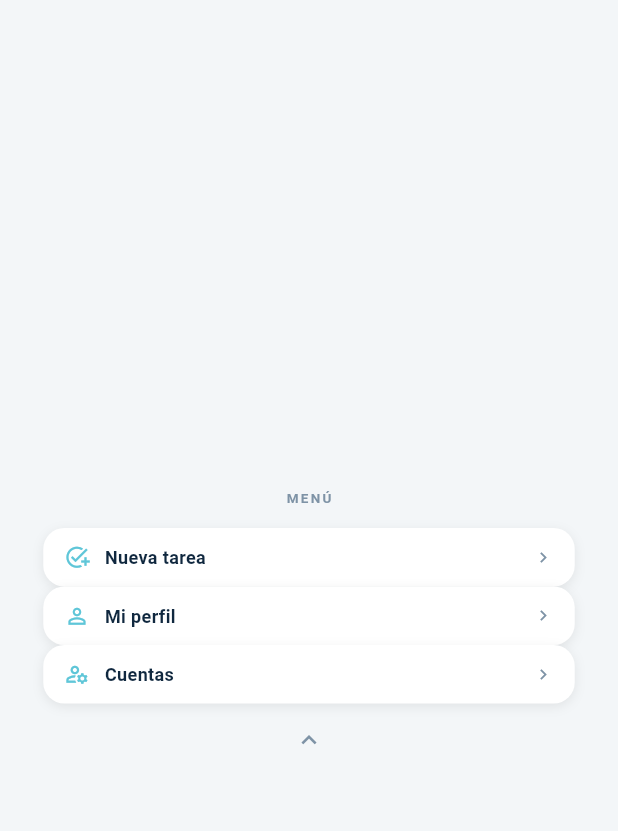
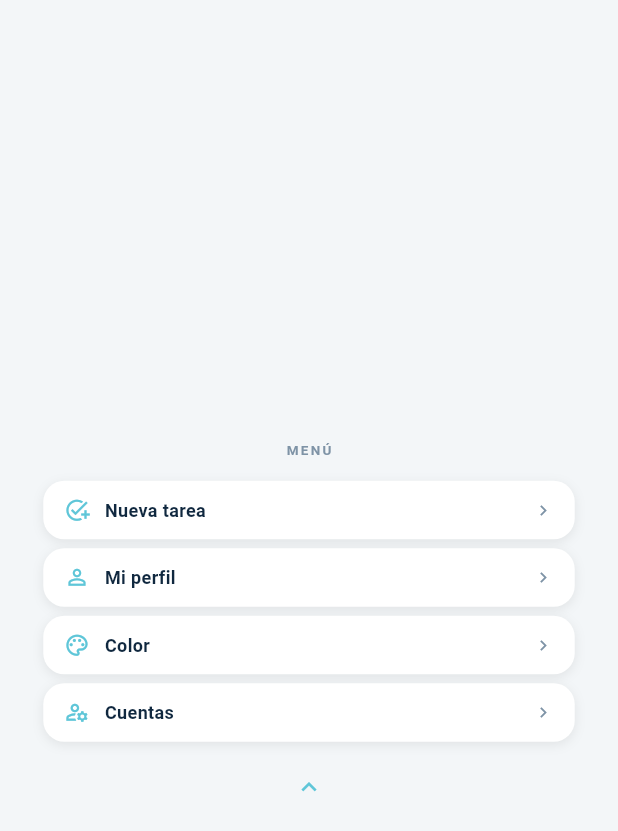
Before and after one commit to cynthia21r0/OrganizadorTareasWear, a Flutter app: the WearMenuScreen screen opened directly, on a phone screen of 412 x 824 dp. Shown: the top 831 px of the screen. Run offline on Flutter 3.47's test engine with Material 3 defaults, Android fonts, the phone set to English and light mode, and no system bars; our stand-ins replace dio, flutter_local_notifications, shared_preferences; accounts and stored records are empty; network calls fail.

Commit message:
add: Implementación de prueba para personalización del sistema

```diff
--- a/lib/main.dart
+++ b/lib/main.dart
@@ -1,16 +1,37 @@
 import 'package:flutter/material.dart';
 import 'screens/wear_splash_screen.dart';
 import 'theme/wear_colors.dart';
+import 'theme/wear_theme.dart';
 
-void main() {
-  runApp(const HomeTasksWearApp());
+void main() async {
+  WidgetsFlutterBinding.ensureInitialized();
+
+  // Cargar paleta guardada antes de mostrar cualquier UI
+  final controller = WearThemeController();
+  await controller.load();
+
+  runApp(HomeTasksWearApp(themeController: controller));
 }
 
 class HomeTasksWearApp extends StatelessWidget {
-  const HomeTasksWearApp({super.key});
+  final WearThemeController themeController;
+  const HomeTasksWearApp({super.key, required this.themeController});
 
   @override
   Widget build(BuildContext context) {
+    return WearThemeProvider(
+      controller: themeController,
+      child: const _AppRoot(),
+    );
+  }
+}
+
+class _AppRoot extends StatelessWidget {
+  const _AppRoot();
+
+  @override
+  Widget build(BuildContext context) {
+    final primary = WearTheme.primary(context);
     return MaterialApp(
       title: 'HomeTasks Wear',
       debugShowCheckedModeBanner: false,
@@ -19,8 +40,8 @@ class HomeTasksWearApp extends StatelessWidget {
         scaffoldBackgroundColor: WearColors.background,
         fontFamily: 'Roboto',
         colorScheme: ColorScheme.fromSeed(
-          seedColor: WearColors.headerTeal,
-          primary: WearColors.headerTeal,
+          seedColor: primary,
+          primary: primary,
         ),
       ),
       home: const WearSplashScreen(),
--- a/lib/screens/wear_menu_screen.dart
+++ b/lib/screens/wear_menu_screen.dart
@@ -1,8 +1,10 @@
 import 'package:flutter/material.dart';
 import '../theme/wear_colors.dart';
+import '../theme/wear_theme.dart';
 import '../utils/screen_utils.dart';
 import 'wear_account_screen.dart';
 import 'wear_add_task_screen.dart';
+import 'wear_color_picker_screen.dart';
 import 'wear_edit_profile_screen.dart';
 
 class WearMenuScreen extends StatelessWidget {
@@ -12,6 +14,7 @@ class WearMenuScreen extends StatelessWidget {
   Widget build(BuildContext context) {
     final hPad = safeHorizontalPadding(context);
     final isRound = isLikelyRoundWatch(context);
+    final primary = WearTheme.primary(context);
 
     return Scaffold(
       backgroundColor: WearColors.background,
@@ -35,6 +38,7 @@ class WearMenuScreen extends StatelessWidget {
               _MenuItem(
                 icon: Icons.add_task,
                 label: 'Nueva tarea',
+                primary: primary,
                 onTap: () => Navigator.of(context).push(
                   MaterialPageRoute(
                       builder: (_) => const WearAddTaskScreen()),
@@ -43,26 +47,36 @@ class WearMenuScreen extends StatelessWidget {
               _MenuItem(
                 icon: Icons.person_outline,
                 label: 'Mi perfil',
+                primary: primary,
                 onTap: () => Navigator.of(context).push(
                   MaterialPageRoute(
                       builder: (_) => const WearEditProfileScreen()),
                 ),
               ),
               _MenuItem(
+                icon: Icons.palette_outlined,
+                label: 'Color',
+                primary: primary,
+                onTap: () => Navigator.of(context).push(
+                  MaterialPageRoute(
+                      builder: (_) => const WearColorPickerScreen()),
+                ),
+              ),
+              _MenuItem(
                 icon: Icons.manage_accounts_outlined,
                 label: 'Cuentas',
+                primary: primary,
                 onTap: () => Navigator.of(context).push(
                   MaterialPageRoute(
                       builder: (_) => const WearAccountScreen()),
                 ),
               ),
-              // Agrega más _MenuItem aquí para futuras opciones
               const SizedBox(height: 14),
               GestureDetector(
                 onTap: () => Navigator.of(context).pop(),
-                child: const Icon(
+                child: Icon(
                   Icons.keyboard_arrow_up,
-                  color: WearColors.textSecondary,
+                  color: primary,
                   size: 20,
                 ),
               ),
@@ -78,14 +92,21 @@ class WearMenuScreen extends StatelessWidget {
 class _MenuItem extends StatelessWidget {
   final IconData icon;
   final String label;
+  final Color primary;
   final VoidCallback onTap;
 
-  const _MenuItem(
-      {required this.icon, required this.label, required this.onTap});
+  const _MenuItem({
+    required this.icon,
+    required this.label,
+    required this.primary,
+    required this.onTap,
+  });
 
   @override
   Widget build(BuildContext context) {
-    return GestureDetector(
+    return Padding(
+      padding: const EdgeInsets.only(bottom: 6),
+      child: GestureDetector(
         onTap: onTap,
         child: Container(
           width: double.infinity,
@@ -102,7 +123,7 @@ class _MenuItem extends StatelessWidget {
           ),
           child: Row(
             children: [
-            Icon(icon, color: WearColors.headerTeal, size: 17),
+              Icon(icon, color: primary, size: 17),
               const SizedBox(width: 10),
               Expanded(
                 child: Text(
@@ -119,6 +140,7 @@ class _MenuItem extends StatelessWidget {
             ],
           ),
         ),
+      ),
     );
   }
 }
--- a/lib/theme/wear_colors.dart
+++ b/lib/theme/wear_colors.dart
@@ -1,21 +1,76 @@
 import 'package:flutter/material.dart';
+
+// Paletas disponibles: primary = color principal, dark = variante oscura
+class WearPalette {
+  final String id;
+  final String label;
+  final Color primary;
+  final Color dark;
+
+  const WearPalette({
+    required this.id,
+    required this.label,
+    required this.primary,
+    required this.dark,
+  });
+}
 
 class WearColors {
   WearColors._();
 
-  static const Color background = Color(0xFFF3F6F8);
-  static const Color headerTeal = Color(0xFF5FC6D8);
+  // Colores fijos (no cambian con el tema)
+  static const Color background    = Color(0xFFF3F6F8);
+  static const Color textNavy      = Color(0xFF10283F);
+  static const Color textSecondary = Color(0xFF7E93A6);
+  static const Color cardBackground = Colors.white;
+  static const Color cardShadow    = Color(0x14000000);
+  static const Color progressTrack = Color(0xFFE1EAEE);
+  static const Color white         = Colors.white;
+
+  // Color por defecto (usado antes de que el tema cargue)
+  static const Color headerTeal     = Color(0xFF5FC6D8);
   static const Color headerTealDark = Color(0xFF4FB6C9);
 
-  static const Color textNavy = Color(0xFF10283F);
-  static const Color textSecondary = Color(0xFF7E93A6);
+  // Paletas disponibles
+  static const List<WearPalette> palettes = [
+    WearPalette(
+      id: 'teal',
+      label: 'Azul agua',
+      primary: Color(0xFF5FC6D8),
+      dark:    Color(0xFF4FB6C9),
+    ),
+    WearPalette(
+      id: 'blue',
+      label: 'Azul marino',
+      primary: Color(0xFF4A90D9),
+      dark:    Color(0xFF3A7FC8),
+    ),
+    WearPalette(
+      id: 'indigo',
+      label: 'Índigo',
+      primary: Color(0xFF5C6BC0),
+      dark:    Color(0xFF4A5AB0),
+    ),
+    WearPalette(
+      id: 'purple',
+      label: 'Violeta',
+      primary: Color(0xFF8E6FD8),
+      dark:    Color(0xFF7D5EC7),
+    ),
+    WearPalette(
+      id: 'green',
+      label: 'Verde',
+      primary: Color(0xFF4CAF82),
+      dark:    Color(0xFF3B9E71),
+    ),
+    WearPalette(
+      id: 'orange',
+      label: 'Naranja',
+      primary: Color(0xFFE8834A),
+      dark:    Color(0xFFD7723A),
+    ),
+  ];
 
-  static const Color cardBackground = Colors.white;
-  static const Color cardShadow = Color(0x14000000);
-
-  static const Color progressTrack = Color(0xFFE1EAEE);
-  static const Color progressFill = headerTeal;
-
-  static const Color success = Color(0xFF5FC6D8);
-  static const Color white = Colors.white;
+  static WearPalette paletteById(String id) =>
+      palettes.firstWhere((p) => p.id == id, orElse: () => palettes.first);
 }
--- /dev/null
+++ b/lib/theme/wear_theme.dart
@@ -0,0 +1,86 @@
+import 'package:flutter/material.dart';
+import 'package:shared_preferences/shared_preferences.dart';
+import 'wear_colors.dart';
+
+const _kPaletteKey = 'wear_palette_id';
+
+// ── Controller ────────────────────────────────────────────────────────────────
+
+class WearThemeController extends ChangeNotifier {
+  WearPalette _palette = WearColors.palettes.first;
+
+  WearPalette get palette => _palette;
+
+  Future<void> load() async {
+    final prefs = await SharedPreferences.getInstance();
+    final id = prefs.getString(_kPaletteKey);
+    if (id != null) _palette = WearColors.paletteById(id);
+    notifyListeners();
+  }
+
+  Future<void> setPalette(WearPalette palette) async {
+    _palette = palette;
+    notifyListeners();
+    final prefs = await SharedPreferences.getInstance();
+    await prefs.setString(_kPaletteKey, palette.id);
+  }
+}
+
+// ── InheritedWidget ───────────────────────────────────────────────────────────
+
+class WearTheme extends InheritedWidget {
+  final WearThemeController controller;
+
+  const WearTheme({
+    super.key,
+    required this.controller,
+    required super.child,
+  });
+
+  static WearThemeController of(BuildContext context) {
+    final wt = context.dependOnInheritedWidgetOfExactType<WearTheme>();
+    assert(wt != null, 'WearTheme not found in context');
+    return wt!.controller;
+  }
+
+  // Acceso rápido al color primario
+  static Color primary(BuildContext context) => of(context).palette.primary;
+  static Color dark(BuildContext context) => of(context).palette.dark;
+
+  @override
+  bool updateShouldNotify(WearTheme oldWidget) =>
+      controller.palette != oldWidget.controller.palette;
+}
+
+// ── Provider widget ───────────────────────────────────────────────────────────
+
+class WearThemeProvider extends StatefulWidget {
+  final Widget child;
+  final WearThemeController controller;
+  const WearThemeProvider({super.key, required this.controller, required this.child});
+
+  @override
+  State<WearThemeProvider> createState() => _WearThemeProviderState();
+}
+
+class _WearThemeProviderState extends State<WearThemeProvider> {
+  @override
+  void initState() {
+    super.initState();
+    widget.controller.addListener(() => setState(() {}));
+  }
+
+  @override
+  void dispose() {
+    widget.controller.dispose();
+    super.dispose();
+  }
+
+  @override
+  Widget build(BuildContext context) {
+    return WearTheme(
+      controller: widget.controller,
+      child: widget.child,
+    );
+  }
+}
```
Also changed, not shown: lib/screens/completed_screen.dart (+5 -3 lines), lib/screens/task_detail_screen.dart (+31 -21 lines), lib/screens/task_list_screen.dart (+28 -29 lines), lib/screens/wear_color_picker_screen.dart (added, +153 -0 lines). Lines whose indentation alone changed are shown as unchanged.
